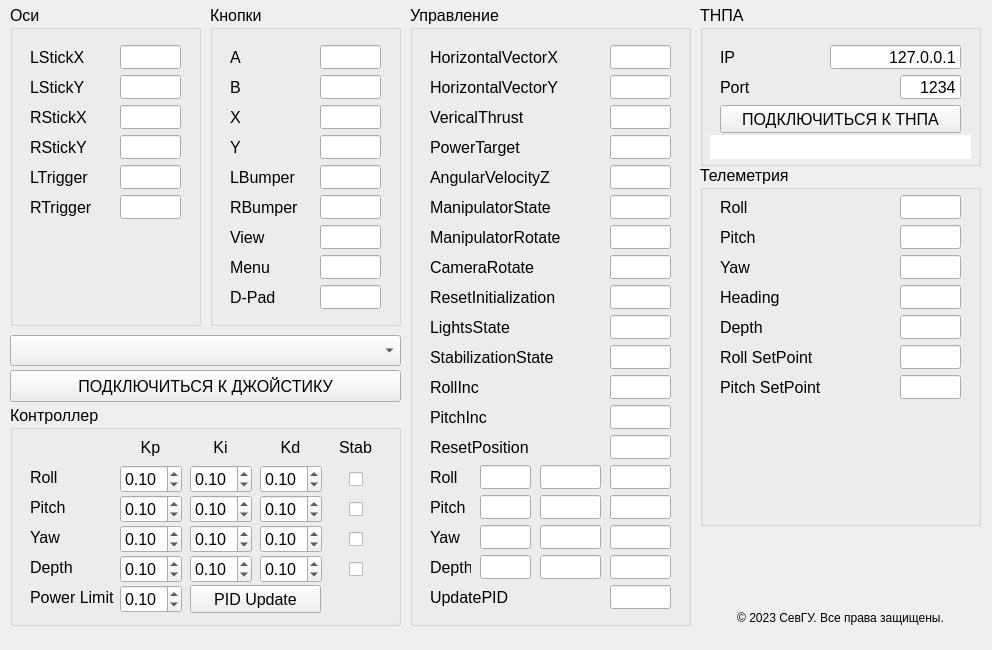
Above: SevROVControl/mainwindow.ui from VASoftLab/SevROV before the change. Below: the same form after it.
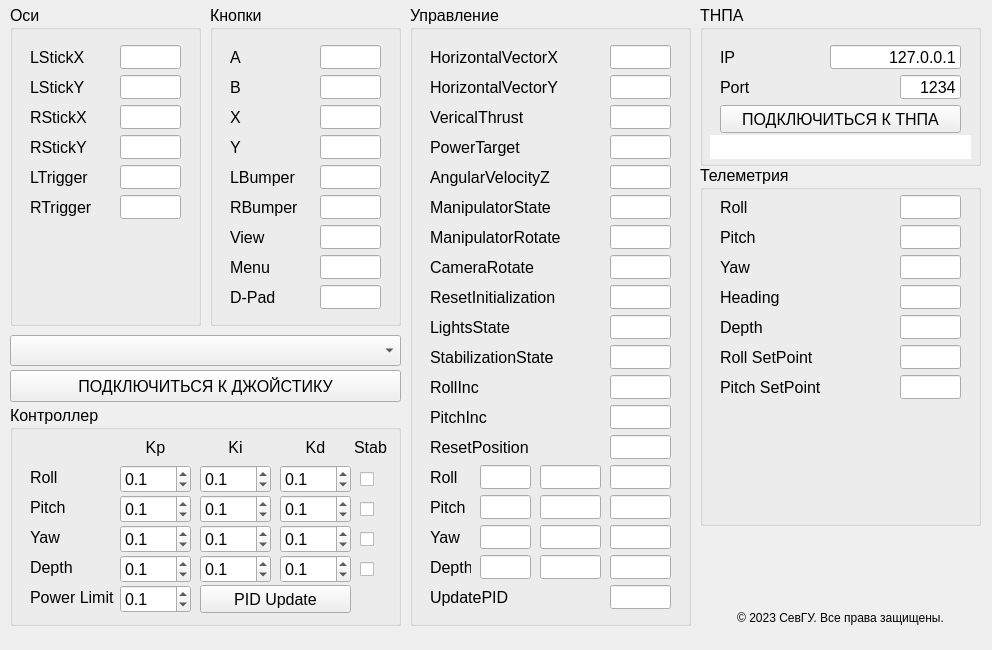
That is the form after the change. Icons and pictures are not drawn.

What changed in the file:
```diff
--- a/SevROVControl/mainwindow.ui
+++ b/SevROVControl/mainwindow.ui
@@ -2012,12 +2012,15 @@
       <rect>
        <x>110</x>
        <y>180</y>
-       <width>62</width>
+       <width>71</width>
        <height>28</height>
       </rect>
      </property>
+     <property name="decimals">
+      <number>1</number>
+     </property>
      <property name="maximum">
-      <double>100.000000000000000</double>
+      <double>10000.000000000000000</double>
      </property>
      <property name="singleStep">
       <double>0.100000000000000</double>
@@ -2031,7 +2034,7 @@
       <rect>
        <x>110</x>
        <y>30</y>
-       <width>61</width>
+       <width>71</width>
        <height>24</height>
       </rect>
      </property>
@@ -2050,9 +2053,9 @@
     <widget class="QLabel" name="lbKi">
      <property name="geometry">
       <rect>
-       <x>180</x>
+       <x>190</x>
        <y>30</y>
-       <width>61</width>
+       <width>71</width>
        <height>24</height>
       </rect>
      </property>
@@ -2071,9 +2074,9 @@
     <widget class="QLabel" name="lbKd">
      <property name="geometry">
       <rect>
-       <x>250</x>
+       <x>270</x>
        <y>30</y>
-       <width>61</width>
+       <width>71</width>
        <height>24</height>
       </rect>
      </property>
@@ -2094,12 +2097,15 @@
       <rect>
        <x>110</x>
        <y>60</y>
-       <width>62</width>
+       <width>71</width>
        <height>28</height>
       </rect>
      </property>
+     <property name="decimals">
+      <number>1</number>
+     </property>
      <property name="maximum">
-      <double>100.000000000000000</double>
+      <double>10000.000000000000000</double>
      </property>
      <property name="singleStep">
       <double>0.100000000000000</double>
@@ -2113,12 +2119,15 @@
       <rect>
        <x>110</x>
        <y>90</y>
-       <width>62</width>
+       <width>71</width>
        <height>28</height>
       </rect>
      </property>
+     <property name="decimals">
+      <number>1</number>
+     </property>
      <property name="maximum">
-      <double>100.000000000000000</double>
+      <double>10000.000000000000000</double>
      </property>
      <property name="singleStep">
       <double>0.100000000000000</double>
@@ -2132,12 +2141,15 @@
       <rect>
        <x>110</x>
        <y>120</y>
-       <width>62</width>
+       <width>71</width>
        <height>28</height>
       </rect>
      </property>
+     <property name="decimals">
+      <number>1</number>
+     </property>
      <property name="maximum">
-      <double>100.000000000000000</double>
+      <double>10000.000000000000000</double>
      </property>
      <property name="singleStep">
       <double>0.100000000000000</double>
@@ -2149,14 +2161,17 @@
     <widget class="QDoubleSpinBox" name="sbRollKi">
      <property name="geometry">
       <rect>
-       <x>180</x>
+       <x>190</x>
        <y>60</y>
-       <width>62</width>
+       <width>71</width>
        <height>28</height>
       </rect>
      </property>
+     <property name="decimals">
+      <number>1</number>
+     </property>
      <property name="maximum">
-      <double>100.000000000000000</double>
+      <double>10000.000000000000000</double>
      </property>
      <property name="singleStep">
       <double>0.100000000000000</double>
@@ -2168,14 +2183,17 @@
     <widget class="QDoubleSpinBox" name="sbPitchKi">
      <property name="geometry">
       <rect>
-       <x>180</x>
+       <x>190</x>
        <y>90</y>
-       <width>62</width>
+       <width>71</width>
        <height>28</height>
       </rect>
      </property>
+     <property name="decimals">
+      <number>1</number>
+     </property>
      <property name="maximum">
-      <double>100.000000000000000</double>
+      <double>10000.000000000000000</double>
      </property>
      <property name="singleStep">
       <double>0.100000000000000</double>
@@ -2187,14 +2205,17 @@
     <widget class="QDoubleSpinBox" name="sbYawKi">
      <property name="geometry">
       <rect>
-       <x>180</x>
+       <x>190</x>
        <y>120</y>
-       <width>62</width>
+       <width>71</width>
        <height>28</height>
       </rect>
      </property>
+     <property name="decimals">
+      <number>1</number>
+     </property>
      <property name="maximum">
-      <double>100.000000000000000</double>
+      <double>10000.000000000000000</double>
      </property>
      <property name="singleStep">
       <double>0.100000000000000</double>
@@ -2206,14 +2227,17 @@
     <widget class="QDoubleSpinBox" name="sbRollKd">
      <property name="geometry">
       <rect>
-       <x>250</x>
+       <x>270</x>
        <y>60</y>
-       <width>62</width>
+       <width>71</width>
        <height>28</height>
       </rect>
      </property>
+     <property name="decimals">
+      <number>1</number>
+     </property>
      <property name="maximum">
-      <double>100.000000000000000</double>
+      <double>10000.000000000000000</double>
      </property>
      <property name="singleStep">
       <double>0.100000000000000</double>
@@ -2225,14 +2249,17 @@
     <widget class="QDoubleSpinBox" name="sbPitchKd">
      <property name="geometry">
       <rect>
-       <x>250</x>
+       <x>270</x>
        <y>90</y>
-       <width>62</width>
+       <width>71</width>
        <height>28</height>
       </rect>
      </property>
+     <property name="decimals">
+      <number>1</number>
+     </property>
      <property name="maximum">
-      <double>100.000000000000000</double>
+      <double>10000.000000000000000</double>
      </property>
      <property name="singleStep">
       <double>0.100000000000000</double>
@@ -2244,14 +2271,17 @@
     <widget class="QDoubleSpinBox" name="sbYawKd">
      <property name="geometry">
       <rect>
-       <x>250</x>
+       <x>270</x>
        <y>120</y>
-       <width>62</width>
+       <width>71</width>
        <height>28</height>
       </rect>
      </property>
+     <property name="decimals">
+      <number>1</number>
+     </property>
      <property name="maximum">
-      <double>100.000000000000000</double>
+      <double>10000.000000000000000</double>
      </property>
      <property name="singleStep">
       <double>0.100000000000000</double>
@@ -2263,9 +2293,9 @@
     <widget class="QCheckBox" name="cbRollStab">
      <property name="geometry">
       <rect>
-       <x>339</x>
+       <x>350</x>
        <y>60</y>
-       <width>16</width>
+       <width>21</width>
        <height>28</height>
       </rect>
      </property>
@@ -2278,12 +2308,15 @@
       <rect>
        <x>110</x>
        <y>150</y>
-       <width>62</width>
+       <width>71</width>
        <height>28</height>
       </rect>
      </property>
+     <property name="decimals">
+      <number>1</number>
+     </property>
      <property name="maximum">
-      <double>100.000000000000000</double>
+      <double>10000.000000000000000</double>
      </property>
      <property name="singleStep">
       <double>0.100000000000000</double>
@@ -2313,14 +2346,17 @@
     <widget class="QDoubleSpinBox" name="sbDepthKi">
      <property name="geometry">
       <rect>
-       <x>180</x>
+       <x>190</x>
        <y>150</y>
-       <width>62</width>
+       <width>71</width>
        <height>28</height>
       </rect>
      </property>
+     <property name="decimals">
+      <number>1</number>
+     </property>
      <property name="maximum">
-      <double>100.000000000000000</double>
+      <double>10000.000000000000000</double>
      </property>
      <property name="singleStep">
       <double>0.100000000000000</double>
@@ -2332,14 +2368,17 @@
     <widget class="QDoubleSpinBox" name="sbDepthKd">
      <property name="geometry">
       <rect>
-       <x>250</x>
+       <x>270</x>
        <y>150</y>
-       <width>62</width>
+       <width>71</width>
        <height>28</height>
       </rect>
      </property>
+     <property name="decimals">
+      <number>1</number>
+     </property>
      <property name="maximum">
-      <double>100.000000000000000</double>
+      <double>10000.000000000000000</double>
      </property>
      <property name="singleStep">
       <double>0.100000000000000</double>
@@ -2351,9 +2390,9 @@
     <widget class="QCheckBox" name="cbPitchStab">
      <property name="geometry">
       <rect>
-       <x>339</x>
+       <x>350</x>
        <y>90</y>
-       <width>16</width>
+       <width>21</width>
        <height>28</height>
       </rect>
      </property>
@@ -2364,9 +2403,9 @@
     <widget class="QCheckBox" name="cbYawStab">
      <property name="geometry">
       <rect>
-       <x>339</x>
+       <x>350</x>
        <y>120</y>
-       <width>16</width>
+       <width>21</width>
        <height>28</height>
       </rect>
      </property>
@@ -2377,9 +2416,9 @@
     <widget class="QCheckBox" name="cbDepthStab">
      <property name="geometry">
       <rect>
-       <x>339</x>
+       <x>350</x>
        <y>150</y>
-       <width>16</width>
+       <width>21</width>
        <height>28</height>
       </rect>
      </property>
@@ -2390,9 +2429,9 @@
     <widget class="QLabel" name="lbStabilization">
      <property name="geometry">
       <rect>
-       <x>320</x>
+       <x>340</x>
        <y>30</y>
-       <width>51</width>
+       <width>41</width>
        <height>24</height>
       </rect>
      </property>
@@ -2411,9 +2450,9 @@
     <widget class="QPushButton" name="pbPIDUpdate">
      <property name="geometry">
       <rect>
-       <x>180</x>
+       <x>190</x>
        <y>180</y>
-       <width>131</width>
+       <width>151</width>
        <height>28</height>
       </rect>
      </property>
```
